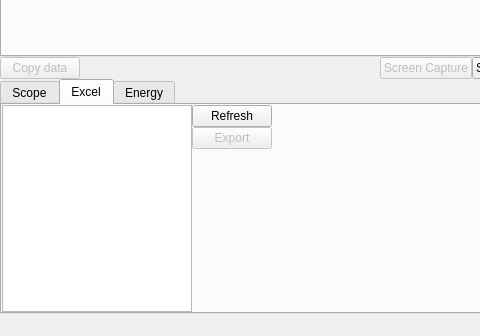
Before: the Qt Designer form scopeCommanderMain window.ui in le-Bark/ScopeCommander, drawn with Qt 5; both pictures show x 0 to 480 and y 371 to 707 of the 653 by 707 pixel window.
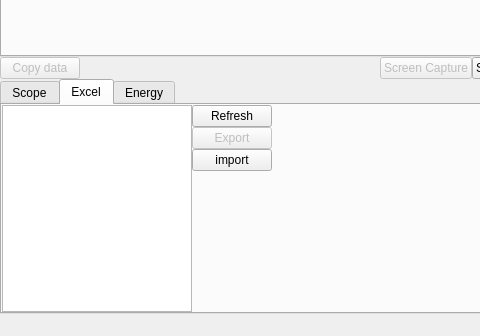
After: the same form once the commit is applied. The open tabs and pages were chosen to show the change. Custom widgets are drawn as their Qt base class.

Commit message: excel import for energy calculation

```diff
--- a/scopeCommanderMain window.ui
+++ b/scopeCommanderMain window.ui
@@ -463,6 +463,13 @@
             </property>
            </widget>
           </item>
+          <item>
+           <widget class="QPushButton" name="importButton">
+            <property name="text">
+             <string>import</string>
+            </property>
+           </widget>
+          </item>
           <item>
            <spacer name="verticalSpacer_2">
             <property name="orientation">
```
Left out of the diff: 2 changed lines with no effect on the pictures. The commit also changes 3 other files.
